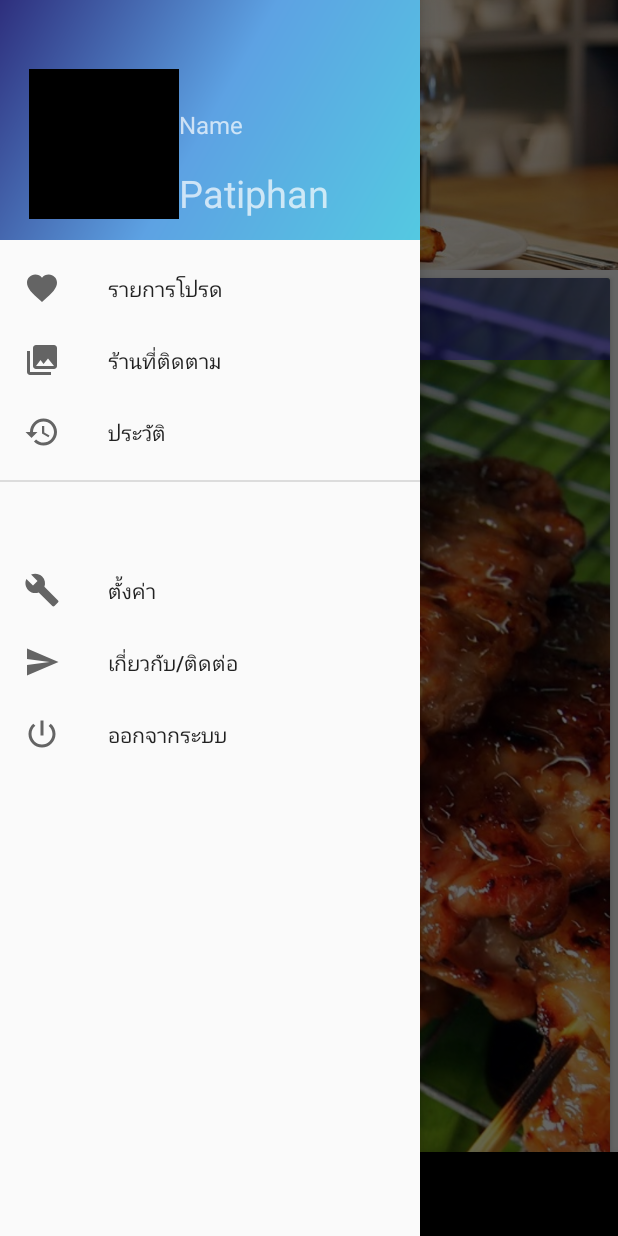
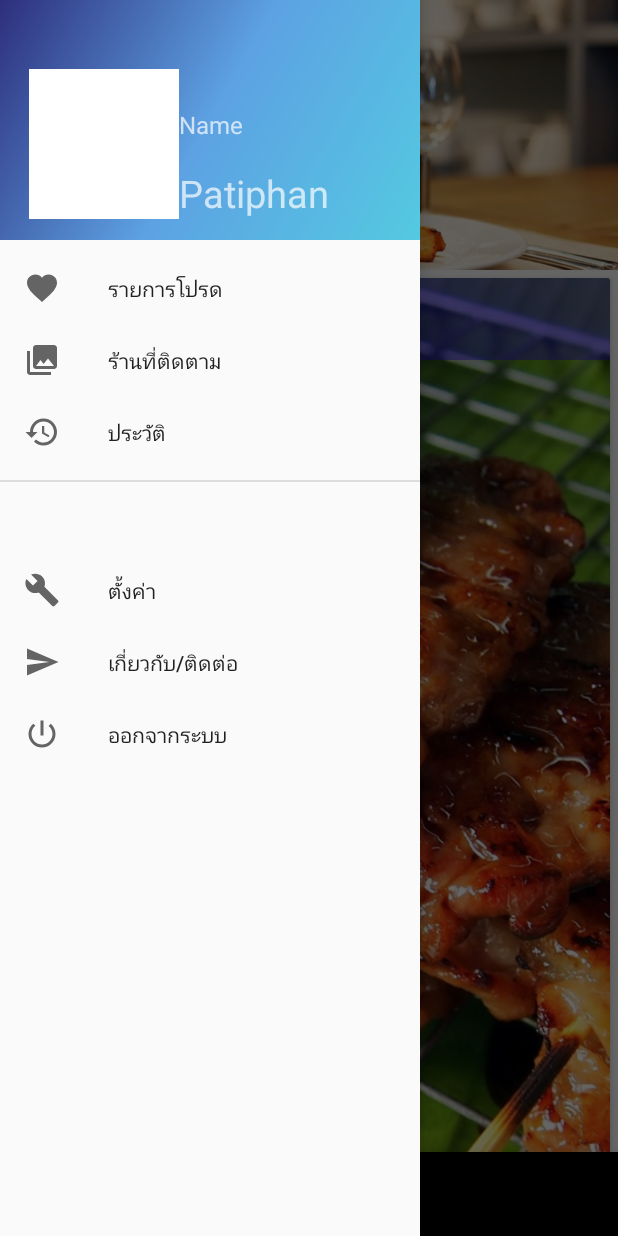
Before and after one commit to Takter10/Kin01, an Android app: the screen it shows after launch (MainActivity), with the side drawer open, on a phone screen of 412 x 824 dp. Run offline under Robolectric (Android 15) with nearby library versions, the phone set to English and light mode, and no system bars; our stand-ins replace Firebase (no records; nobody signed in at launch, a user with empty details on screens opened directly).

Commit message:
white header

```diff
--- a/app/src/main/res/layout/activity_main.xml
+++ b/app/src/main/res/layout/activity_main.xml
@@ -17,6 +17,7 @@
         app:headerLayout="@layout/drawer_header"
         android:layout_gravity="start"
         app:menu="@menu/menu_drawer"
+
         />
 
 
--- a/app/src/main/res/layout/drawer_header.xml
+++ b/app/src/main/res/layout/drawer_header.xml
@@ -16,7 +16,7 @@
         android:layout_marginLeft="8dp"
         android:layout_marginRight="8dp"
         android:layout_marginTop="8dp"
-        android:src="@android:color/black"
+        android:src="@android:color/white"
         app:layout_constraintBottom_toBottomOf="parent"
         app:layout_constraintHorizontal_bias="0.068"
         app:layout_constraintLeft_toLeftOf="parent"
--- a/app/src/main/res/values/colors.xml
+++ b/app/src/main/res/values/colors.xml
@@ -3,4 +3,5 @@
     <color name="colorPrimary">#3F51B5</color>
     <color name="colorPrimaryDark">#303F9F</color>
     <color name="colorAccent">#FF4081</color>
+    <color name="colorOverlay">#b1e169ff</color>
 </resources>
```
